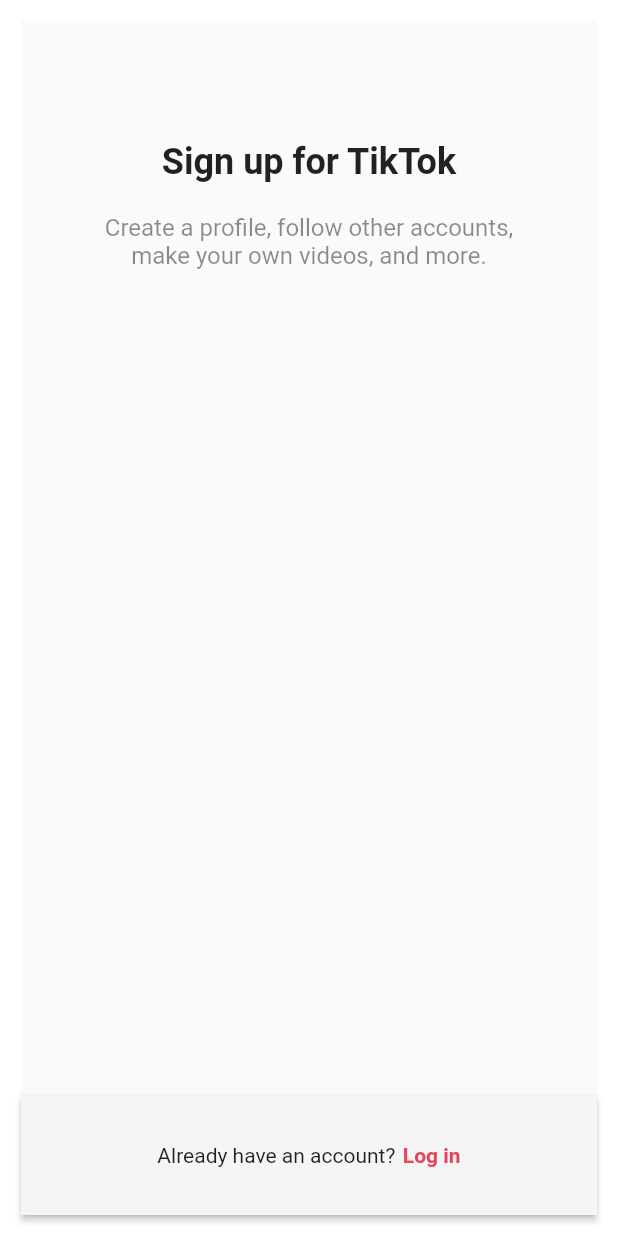
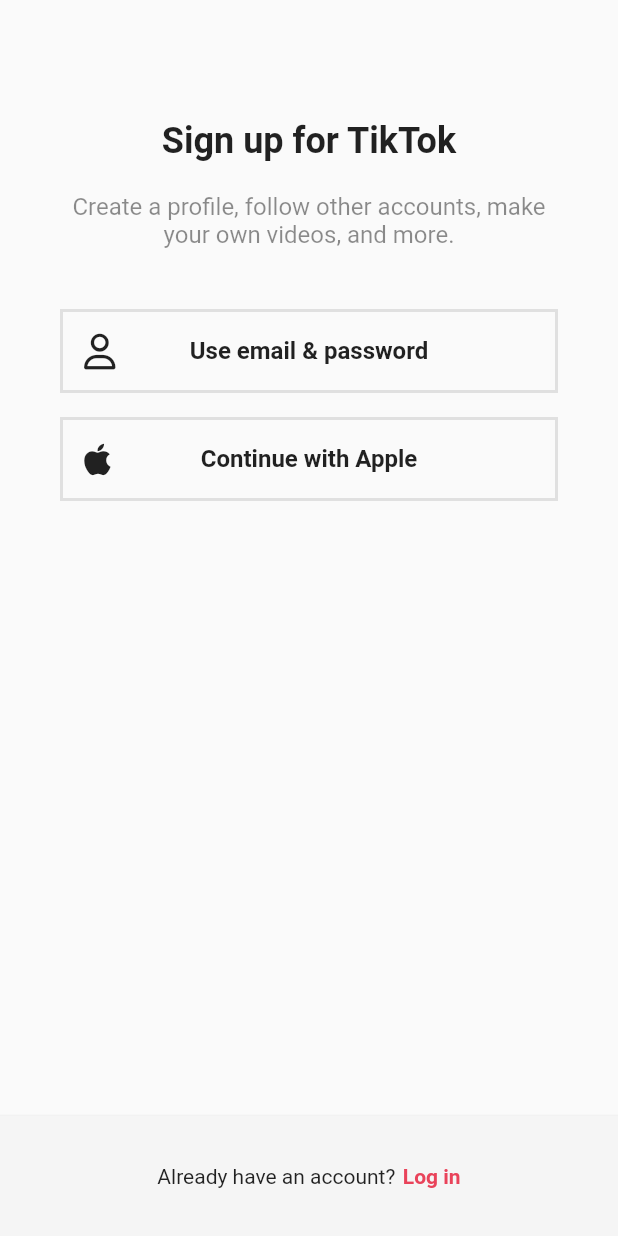
Before and after one commit to bakujinDev/tiktok_clone, a Flutter app: the screen it shows after launch, on a phone screen of 412 x 824 dp. Run offline on Flutter 3.47's test engine with Material 2 defaults, Android fonts, the phone set to English and light mode, and no system bars; our stand-ins replace font_awesome_flutter.

```diff
--- a/lib/screens/sign_up/sign_up_screen.dart
+++ b/lib/features/authentication/sign_up_screen.dart
@@ -1,9 +1,21 @@
 import 'package:flutter/material.dart';
+import 'package:font_awesome_flutter/font_awesome_flutter.dart';
 import 'package:tiktok_clone/constants/gaps.dart';
 import 'package:tiktok_clone/constants/sizes.dart';
+import 'package:tiktok_clone/features/authentication/login_screen.dart';
+import 'package:tiktok_clone/features/authentication/widgets/auth_button.dart';
 
 class SignUpScreen extends StatelessWidget {
   const SignUpScreen({super.key});
+
+  void onLoginTap(BuildContext context) {
+    Navigator.push(
+      context,
+      MaterialPageRoute(
+        builder: (context) => const LoginScreen(),
+      ),
+    );
+  }
 
   @override
   Widget build(BuildContext context) {
@@ -30,6 +42,14 @@ class SignUpScreen extends StatelessWidget {
                 ),
                 textAlign: TextAlign.center,
               ),
+              Gaps.v40,
+              AuthButton(
+                  icon: FaIcon(FontAwesomeIcons.user),
+                  text: "Use email & password"),
+              Gaps.v16,
+              AuthButton(
+                  icon: FaIcon(FontAwesomeIcons.apple),
+                  text: "Continue with Apple"),
             ],
           ),
         ),
@@ -46,11 +66,14 @@ class SignUpScreen extends StatelessWidget {
             children: [
               const Text('Already have an account?'),
               Gaps.h5,
-              Text(
-                'Log in',
-                style: TextStyle(
-                  fontWeight: FontWeight.w600,
-                  color: Theme.of(context).primaryColor,
+              GestureDetector(
+                onTap: () => onLoginTap(context),
+                child: Text(
+                  'Log in',
+                  style: TextStyle(
+                    fontWeight: FontWeight.w600,
+                    color: Theme.of(context).primaryColor,
+                  ),
                 ),
               ),
             ],
--- /dev/null
+++ b/lib/features/authentication/widgets/auth_button.dart
@@ -0,0 +1,47 @@
+import 'package:flutter/material.dart';
+import 'package:font_awesome_flutter/font_awesome_flutter.dart';
+import 'package:tiktok_clone/constants/sizes.dart';
+
+class AuthButton extends StatelessWidget {
+  final String text;
+  final FaIcon icon;
+
+  const AuthButton({
+    super.key,
+    required this.text,
+    required this.icon,
+  });
+
+  @override
+  Widget build(BuildContext context) {
+    return FractionallySizedBox(
+      widthFactor: 1,
+      child: Container(
+        padding: const EdgeInsets.all(Sizes.size14),
+        decoration: BoxDecoration(
+          border: Border.all(
+            color: Colors.grey.shade300,
+            width: Sizes.size2,
+          ),
+        ),
+        child: Stack(
+          alignment: Alignment.center,
+          children: [
+            Align(
+              alignment: Alignment.centerLeft,
+              child: icon,
+            ),
+            Text(
+              text,
+              style: const TextStyle(
+                fontSize: Sizes.size16,
+                fontWeight: FontWeight.w600,
+              ),
+              textAlign: TextAlign.center,
+            ),
+          ],
+        ),
+      ),
+    );
+  }
+}
--- a/lib/main.dart
+++ b/lib/main.dart
@@ -1,6 +1,5 @@
 import 'package:flutter/material.dart';
-import 'package:tiktok_clone/constants/sizes.dart';
-import 'package:tiktok_clone/screens/sign_up/sign_up_screen.dart';
+import 'package:tiktok_clone/features/authentication/sign_up_screen.dart';
 
 void main() {
   runApp(const TikTokApp());
@@ -17,10 +16,7 @@ class TikTokApp extends StatelessWidget {
       theme: ThemeData(
         primaryColor: const Color(0xffe9435a),
       ),
-      home: const Padding(
-        padding: EdgeInsets.all(Sizes.size14),
-        child: SignUpScreen(),
-      ),
+      home: const SignUpScreen(),
     );
   }
 }
```
Also changed, not shown: lib/features/authentication/login_screen.dart (added, +79 -0 lines), pubspec.yaml (+4 -69 lines), pubspec.lock.
